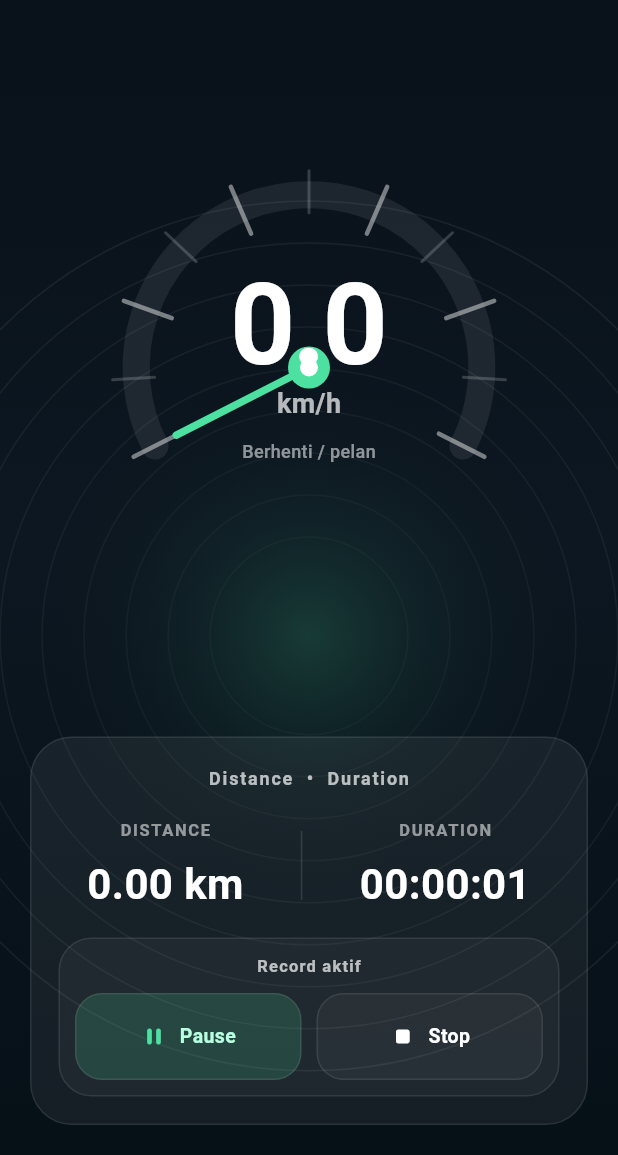
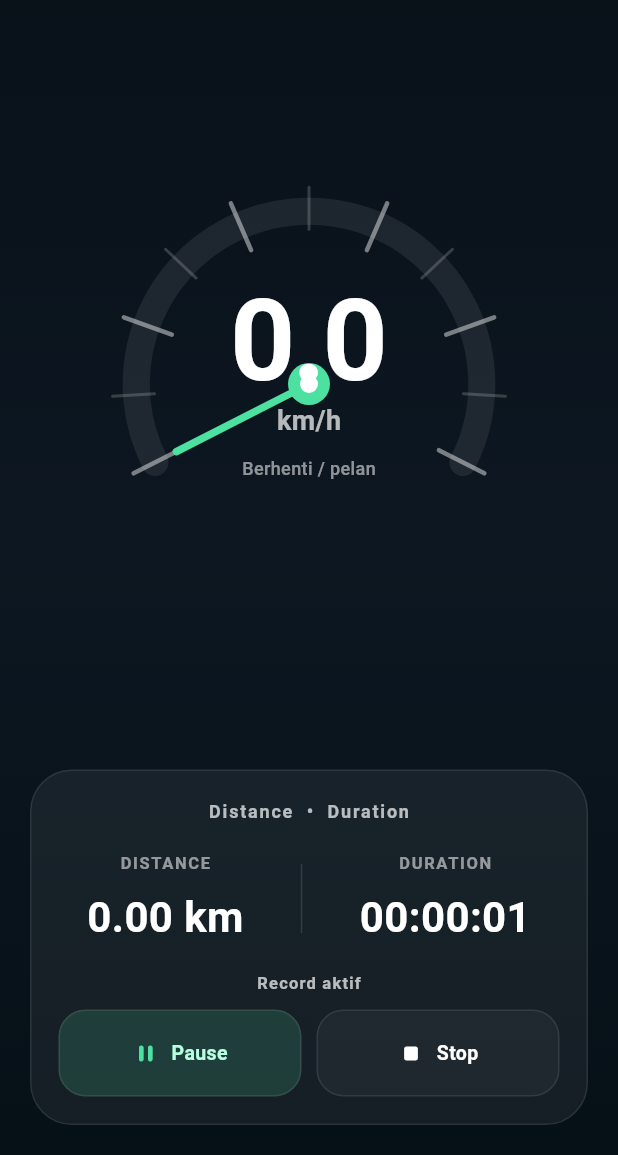
Before and after one commit to kyradais/mycyclocomp, a Flutter app: the screen it shows after launch, after a tap on "Start", on a phone screen of 412 x 824 dp, the part 81-1236 px from its top. Run offline on Flutter 3.47's test engine with Material 3 defaults, Android fonts, the phone set to English and light mode, and no system bars; our stand-ins replace file_picker, flutter_compass, flutter_map, geolocator, latlong2; missing offline and left inert: gpx.

Commit message:
major update

```diff
--- a/lib/main.dart
+++ b/lib/main.dart
@@ -312,6 +312,22 @@ class _CyclocompHomeState extends State<CyclocompHome> {
             onClearGpxRoute: _clearGpxRoute,
             onToggleFixNorth: _toggleFixNorth,
             onToggleUiTheme: widget.onToggleUiTheme,
+            onZoomIn: () {
+              if (_mapReady) {
+                _mapController.move(
+                  _mapController.camera.center,
+                  (_mapController.camera.zoom + 1).clamp(1.0, 20.0),
+                );
+              }
+            },
+            onZoomOut: () {
+              if (_mapReady) {
+                _mapController.move(
+                  _mapController.camera.center,
+                  (_mapController.camera.zoom - 1).clamp(1.0, 20.0),
+                );
+              }
+            },
             onMapReady: () {
               if (!mounted) {
                 return;
@@ -410,7 +426,6 @@ class SpeedometerPage extends StatelessWidget {
       child: SafeArea(
         child: Stack(
           children: [
-            Positioned.fill(child: _SpeedometerBackdrop(darkUi: darkUi)),
             LayoutBuilder(
               builder: (context, constraints) {
                 // Ukuran gauge menyesuaikan tinggi yang tersedia (misal saat
@@ -533,64 +548,6 @@ class _HeaderChip extends StatelessWidget {
   }
 }
 
-class _SpeedometerBackdrop extends StatelessWidget {
-  const _SpeedometerBackdrop({required this.darkUi});
-
-  final bool darkUi;
-
-  @override
-  Widget build(BuildContext context) {
-    return CustomPaint(painter: _BackdropPainter(darkUi: darkUi));
-  }
-}
-
-class _BackdropPainter extends CustomPainter {
-  _BackdropPainter({required this.darkUi});
-
-  final bool darkUi;
-
-  @override
-  void paint(Canvas canvas, Size size) {
-    final paint = Paint()
-      ..style = PaintingStyle.stroke
-      ..strokeWidth = 1;
-
-    for (var i = 0; i < 9; i++) {
-      paint.color = darkUi
-          ? Colors.white.withOpacity(0.03 + i * 0.004)
-          : Colors.black.withOpacity(0.02 + i * 0.003);
-      final radius = size.width * 0.16 + i * 28;
-      canvas.drawCircle(
-        Offset(size.width / 2, size.height * 0.58),
-        radius,
-        paint,
-      );
-    }
-
-    final glow = Paint()
-      ..shader = RadialGradient(
-        colors: [
-          (darkUi ? const Color(0xFF4DE1A1) : const Color(0xFF0E5E4C))
-              .withOpacity(0.18),
-          Colors.transparent,
-        ],
-      ).createShader(
-        Rect.fromCircle(
-          center: Offset(size.width / 2, size.height * 0.58),
-          radius: size.width * 0.45,
-        ),
-      );
-
-    canvas.drawCircle(
-      Offset(size.width / 2, size.height * 0.58),
-      size.width * 0.45,
-      glow,
-    );
-  }
-
-  @override
-  bool shouldRepaint(covariant CustomPainter oldDelegate) => false;
-}
 
 class _SpeedometerGauge extends StatelessWidget {
   const _SpeedometerGauge({
@@ -1023,16 +980,16 @@ class _TripControlPanelState extends State<_TripControlPanel> {
             borderRadius: BorderRadius.circular(18),
             child: Container(
               height: 58,
-              padding: const EdgeInsets.symmetric(horizontal: 12),
               decoration: BoxDecoration(
                 borderRadius: BorderRadius.circular(18),
                 border: Border.all(color: borderColor),
               ),
               child: Stack(
                 children: [
+                  // Progressbar mengisi penuh tanpa dipotong padding
                   Positioned.fill(
                     child: ClipRRect(
-                      borderRadius: BorderRadius.circular(18),
+                      borderRadius: BorderRadius.circular(17),
                       child: Align(
                         alignment: Alignment.centerLeft,
                         child: FractionallySizedBox(
@@ -1051,7 +1008,10 @@ class _TripControlPanelState extends State<_TripControlPanel> {
                       ),
                     ),
                   ),
-                  Center(
+                  // Konten ikon + label pakai padding sendiri
+                  Padding(
+                    padding: const EdgeInsets.symmetric(horizontal: 12),
+                    child: Center(
                       child: Row(
                         mainAxisAlignment: MainAxisAlignment.center,
                         children: [
@@ -1072,23 +1032,17 @@ class _TripControlPanelState extends State<_TripControlPanel> {
                         ],
                       ),
                     ),
-                ],
-              ),
-            ),
-          ),
-        ),
-      );
-    }
-
-    return Container(
-      width: double.infinity,
-      padding: const EdgeInsets.all(10),
-      decoration: BoxDecoration(
-        color: bgColor,
-        borderRadius: BorderRadius.circular(22),
-        border: Border.all(color: borderColor),
-      ),
-      child: Column(
+                  ),
+                ],
+              ),
+            ),
+          ),
+        ),
+      );
+    }
+
+    return Column(
+      mainAxisSize: MainAxisSize.min,
       children: [
         Text(
           widget.tripState == TripRecordingState.idle
@@ -1137,7 +1091,6 @@ class _TripControlPanelState extends State<_TripControlPanel> {
           ),
         ],
       ],
-      ),
     );
   }
 }
@@ -1196,6 +1149,8 @@ class MapPage extends StatelessWidget {
     required this.onToggleFixNorth,
     required this.onToggleUiTheme,
     required this.onMapReady,
+    required this.onZoomIn,
+    required this.onZoomOut,
   });
 
   final CyclocompReading reading;
@@ -1211,6 +1166,8 @@ class MapPage extends StatelessWidget {
   final VoidCallback onToggleFixNorth;
   final VoidCallback onToggleUiTheme;
   final VoidCallback onMapReady;
+  final VoidCallback onZoomIn;
+  final VoidCallback onZoomOut;
 
   static const Color _trailColor = Color(0xFF35E27A);
   static const Color _gpxColor = Color(0xFFFFD23F);
@@ -1360,13 +1317,12 @@ class MapPage extends StatelessWidget {
                 ),
               ),
             ),
+            // Header row (IgnorePointer karena hanya dekorasi)
             IgnorePointer(
               child: Padding(
-                padding: const EdgeInsets.all(20),
-                child: Column(
+                padding: const EdgeInsets.symmetric(horizontal: 20, vertical: 20),
+                child: Row(
                   crossAxisAlignment: CrossAxisAlignment.start,
-                  children: [
-                    Row(
                   children: [
                     _HeaderChip(
                       icon: Icons.map,
@@ -1381,11 +1337,36 @@ class MapPage extends StatelessWidget {
                     ),
                   ],
                 ),
-                    const SizedBox(height: 18),
-                  ],
-                ),
-              ),
-            ),
+              ),
+            ),
+            // Tool stack (FixNorth + Theme) — kiri atas di bawah logo Map
+            Positioned(
+              left: 20,
+              top: 72,
+              child: SafeArea(
+                bottom: false,
+                child: _MapToolStack(
+                  fixNorth: fixNorth,
+                  darkUi: darkUi,
+                  onToggleFixNorth: onToggleFixNorth,
+                  onToggleUiTheme: onToggleUiTheme,
+                ),
+              ),
+            ),
+            // Zoom buttons — kanan atas di bawah logo "Swipe kembali"
+            Positioned(
+              right: 20,
+              top: 72,
+              child: SafeArea(
+                bottom: false,
+                child: _MapZoomButtons(
+                  darkUi: darkUi,
+                  onZoomIn: onZoomIn,
+                  onZoomOut: onZoomOut,
+                ),
+              ),
+            ),
+            // Marker posisi user di tengah map
             Positioned.fill(
               child: IgnorePointer(
                 child: Center(
@@ -1393,30 +1374,28 @@ class MapPage extends StatelessWidget {
                 ),
               ),
             ),
+            // Speed digital + GPX bar di bawah
             Positioned(
               left: 20,
               right: 20,
               bottom: 20,
               child: SafeArea(
                 top: false,
-                child: _GpxUploadBar(
+                child: Column(
+                  mainAxisSize: MainAxisSize.min,
+                  children: [
+                    _MapSpeedBadge(
+                      speedKmh: reading.speedKmh,
+                      darkUi: darkUi,
+                    ),
+                    const SizedBox(height: 10),
+                    _GpxUploadBar(
                       darkUi: darkUi,
                       gpxFileName: gpxFileName,
                       onPickGpxFile: onPickGpxFile,
                       onClearGpxRoute: onClearGpxRoute,
                     ),
-              ),
-            ),
-            Positioned(
-              right: 20,
-              bottom: 110,
-              child: SafeArea(
-                top: false,
-                child: _MapToolStack(
-                  fixNorth: fixNorth,
-                  darkUi: darkUi,
-                  onToggleFixNorth: onToggleFixNorth,
-                  onToggleUiTheme: onToggleUiTheme,
+                  ],
                 ),
               ),
             ),
@@ -1506,6 +1485,99 @@ class _MapIconButton extends StatelessWidget {
           size: 26,
         ),
       ),
+    );
+  }
+}
+
+class _MapZoomButtons extends StatelessWidget {
+  const _MapZoomButtons({
+    required this.darkUi,
+    required this.onZoomIn,
+    required this.onZoomOut,
+  });
+
+  final bool darkUi;
+  final VoidCallback onZoomIn;
+  final VoidCallback onZoomOut;
+
+  @override
+  Widget build(BuildContext context) {
+    return Column(
+      mainAxisSize: MainAxisSize.min,
+      children: [
+        _MapIconButton(
+          icon: Icons.add_rounded,
+          isActive: false,
+          onTap: onZoomIn,
+        ),
+        const SizedBox(height: 10),
+        _MapIconButton(
+          icon: Icons.remove_rounded,
+          isActive: false,
+          onTap: onZoomOut,
+        ),
+      ],
+    );
+  }
+}
+
+class _MapSpeedBadge extends StatelessWidget {
+  const _MapSpeedBadge({
+    required this.speedKmh,
+    required this.darkUi,
+  });
+
+  final double speedKmh;
+  final bool darkUi;
+
+  @override
+  Widget build(BuildContext context) {
+    // Samakan dengan style _MapIconButton: agak transparan, border tipis
+    final bgColor = darkUi ? Colors.black.withOpacity(0.42) : Colors.white.withOpacity(0.72);
+    final borderColor = darkUi ? Colors.white.withOpacity(0.08) : Colors.black.withOpacity(0.08);
+    final accentColor = darkUi ? const Color(0xFF4DE1A1) : const Color(0xFF0E5E4C);
+
+    return TweenAnimationBuilder<double>(
+      tween: Tween(begin: 0, end: speedKmh),
+      duration: const Duration(milliseconds: 600),
+      curve: Curves.easeOutCubic,
+      builder: (context, value, _) {
+        return Container(
+          width: double.infinity,
+          padding: const EdgeInsets.symmetric(horizontal: 20, vertical: 12),
+          decoration: BoxDecoration(
+            color: bgColor,
+            borderRadius: BorderRadius.circular(16),
+            border: Border.all(color: borderColor),
+          ),
+          child: Row(
+            mainAxisAlignment: MainAxisAlignment.center,
+            crossAxisAlignment: CrossAxisAlignment.baseline,
+            textBaseline: TextBaseline.alphabetic,
+            children: [
+              Text(
+                value.toStringAsFixed(1),
+                style: TextStyle(
+                  color: accentColor,
+                  fontSize: 38,
+                  fontWeight: FontWeight.w700,
+                  letterSpacing: -1,
+                  height: 1.0,
+                ),
+              ),
+              const SizedBox(width: 6),
+              Text(
+                'km/h',
+                style: TextStyle(
+                  color: darkUi ? Colors.white60 : Colors.black45,
+                  fontSize: 14,
+                  fontWeight: FontWeight.w600,
+                ),
+              ),
+            ],
+          ),
+        );
+      },
     );
   }
 }
```
Lines whose indentation alone changed are shown as unchanged.
